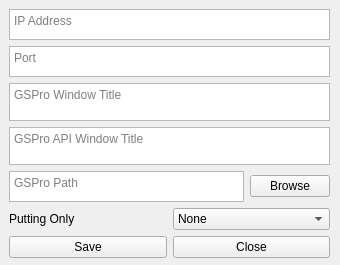
This is src/SettingsForm.ui in springbok/MLM2PRO-GSPro-Connector as Qt 5 draws it before an edit. The edited form follows.
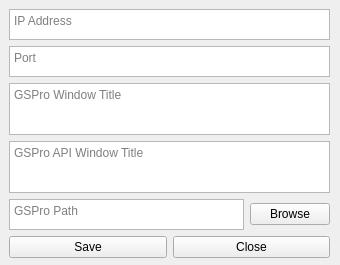
This is the edited form.

Commit message: Remove putting only feature

The edit to the form file:
```diff
--- a/src/SettingsForm.ui
+++ b/src/SettingsForm.ui
@@ -29,7 +29,7 @@
     <item>
      <layout class="QVBoxLayout" name="verticalLayout">
       <item>
-       <layout class="QVBoxLayout" name="verticalLayout_3" stretch="1,1,0,0,0,0">
+       <layout class="QVBoxLayout" name="verticalLayout_3" stretch="1,1,0,0,0">
         <property name="sizeConstraint">
          <enum>QLayout::SetMinimumSize</enum>
         </property>
@@ -157,31 +157,6 @@
           </item>
          </layout>
         </item>
-        <item>
-         <layout class="QHBoxLayout" name="horizontalLayout_10">
-          <item>
-           <widget class="QLabel" name="label_6">
-            <property name="text">
-             <string>Putting Only</string>
-            </property>
-           </widget>
-          </item>
-          <item>
-           <widget class="QComboBox" name="putting_only_combo">
-            <item>
-             <property name="text">
-              <string>None</string>
-             </property>
-            </item>
-            <item>
-             <property name="text">
-              <string>New Item</string>
-             </property>
-            </item>
-           </widget>
-          </item>
-         </layout>
-        </item>
        </layout>
       </item>
      </layout>
```
The commit also changes 7 other files.
